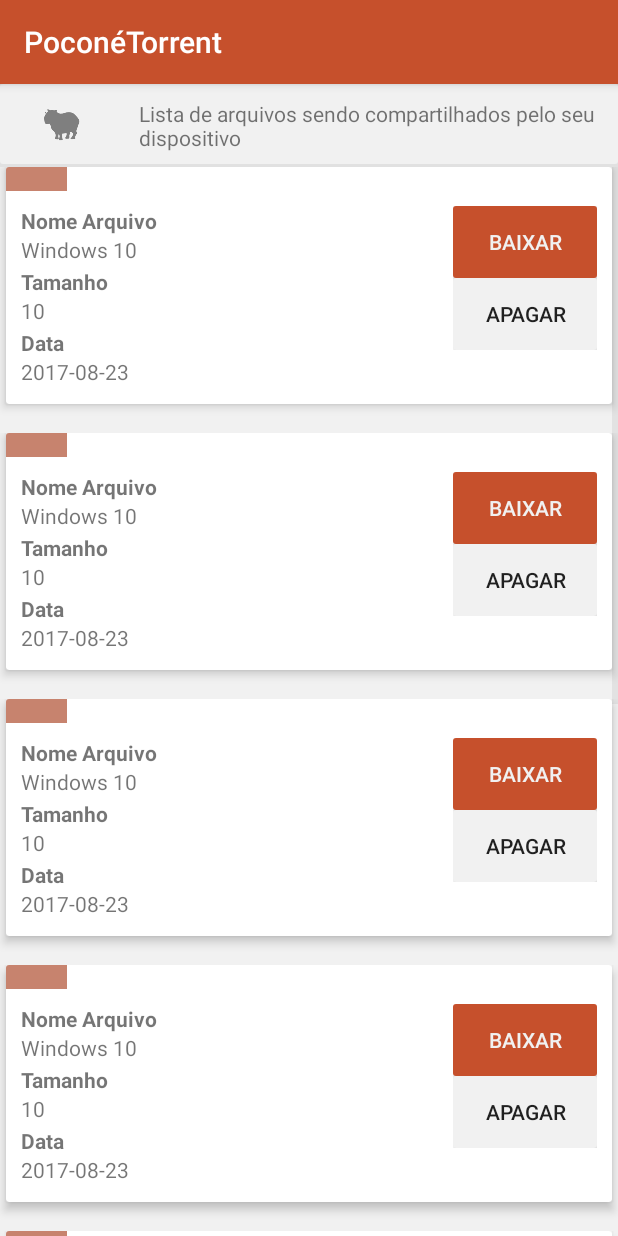
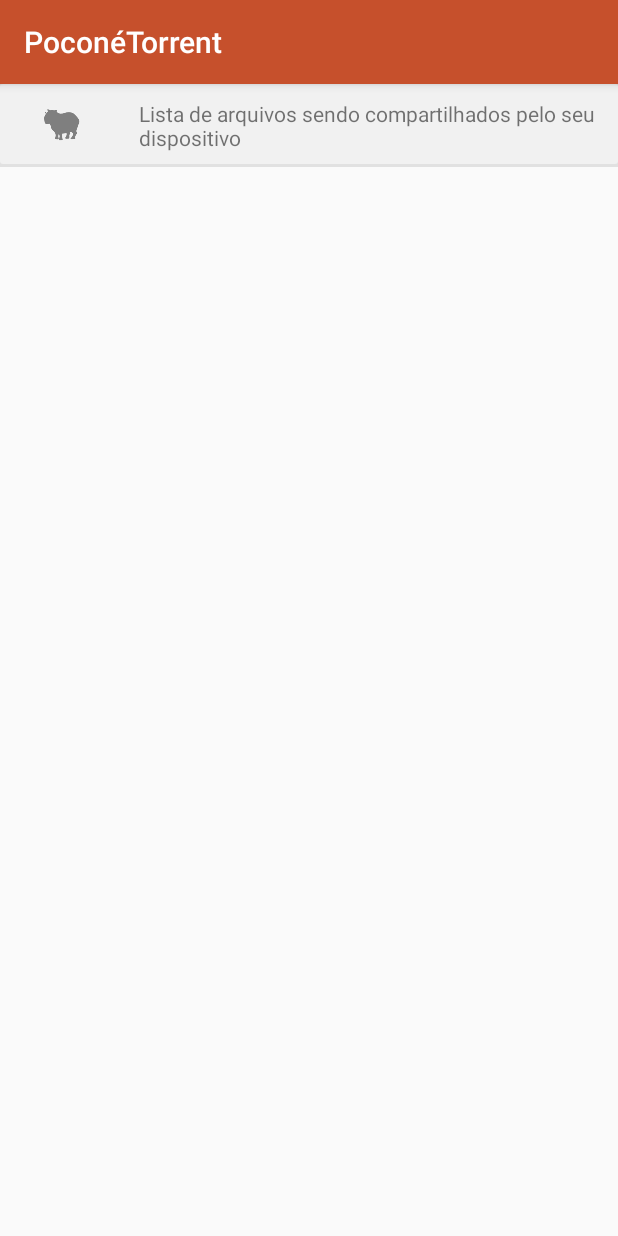
Before and after one commit to vicenteconceicao/Pocone-Torrent, an Android app: the Baixando screen opened directly, with no data from a screen before it, on a phone screen of 412 x 824 dp. Run offline under Robolectric (Android 15) with nearby library versions, the phone set to English and light mode, and no system bars.

Commit message:
Correção de bugs

```diff
--- a/app/src/main/java/br/ic/ufmt/quick/Baixando.java
+++ b/app/src/main/java/br/ic/ufmt/quick/Baixando.java
@@ -35,15 +35,6 @@ public class Baixando extends AppCompatActivity {
 
         ArrayList<SharedFile> files = (ArrayList<SharedFile>) dbHelper.findAll();
 
-        files.add(new SharedFile("019283129787382739127",new Date(new java.util.Date().getTime()), "Windows 10", 10,10));
-        files.add(new SharedFile("019283129787382739127",new Date(new java.util.Date().getTime()), "Windows 10", 10,10));
-        files.add(new SharedFile("019283129787382739127",new Date(new java.util.Date().getTime()), "Windows 10", 10,10));
-        files.add(new SharedFile("019283129787382739127",new Date(new java.util.Date().getTime()), "Windows 10", 10,10));
-        files.add(new SharedFile("019283129787382739127",new Date(new java.util.Date().getTime()), "Windows 10", 10,10));
-        files.add(new SharedFile("019283129787382739127",new Date(new java.util.Date().getTime()), "Windows 10", 10,10));
-        files.add(new SharedFile("019283129787382739127",new Date(new java.util.Date().getTime()), "Windows 10", 10,10));
-        files.add(new SharedFile("019283129787382739127",new Date(new java.util.Date().getTime()), "Windows 10", 10,10));
-
         SharedFileAdapter adapter = new SharedFileAdapter(this, files);
 
         ListView listView = (ListView) findViewById(R.id.list_pocone);
--- a/app/src/main/java/model/SharedFileAdapter.java
+++ b/app/src/main/java/model/SharedFileAdapter.java
@@ -8,9 +8,11 @@ import android.view.ViewGroup;
 import android.widget.ArrayAdapter;
 import android.widget.Button;
 import android.widget.TextView;
+import android.widget.Toast;
 
 import java.util.ArrayList;
 
+import br.ic.ufmt.quick.PoconeTorrent;
 import br.ic.ufmt.quick.R;
 
 /**
@@ -65,7 +67,7 @@ public class SharedFileAdapter extends ArrayAdapter<SharedFile> {
     }
 
     public void onClickBtnBaixar(){
-
+        Toast.makeText(PoconeTorrent.getContext(), "Compartilhou", Toast.LENGTH_LONG).show();
     }
 
     public void onClickBtnApagar(){
```
